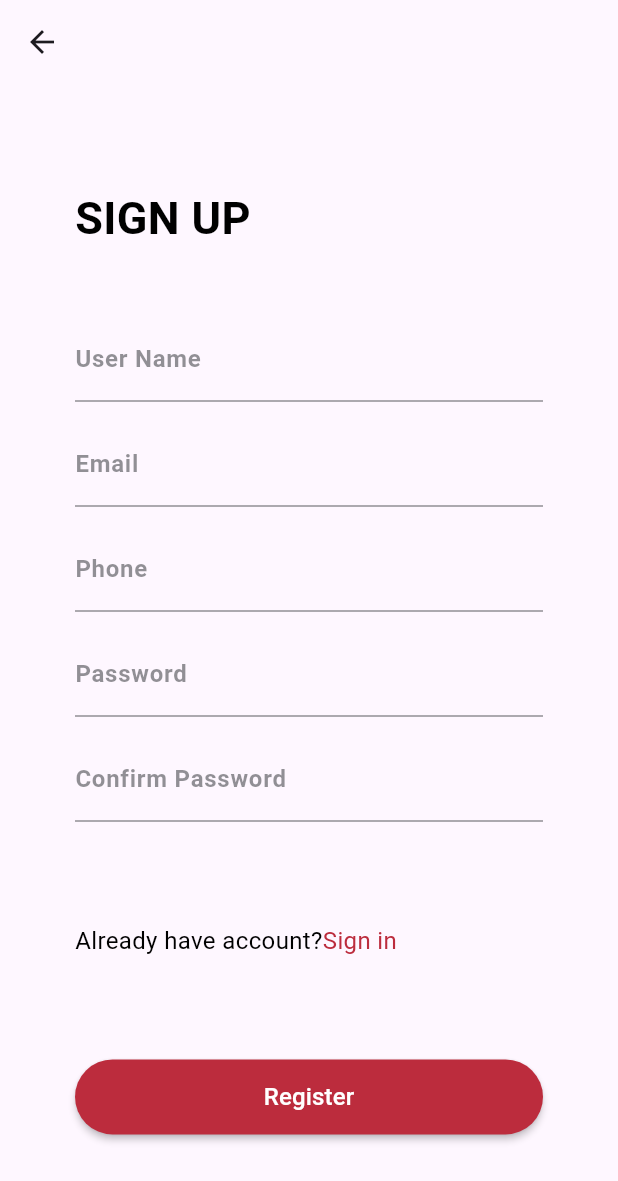
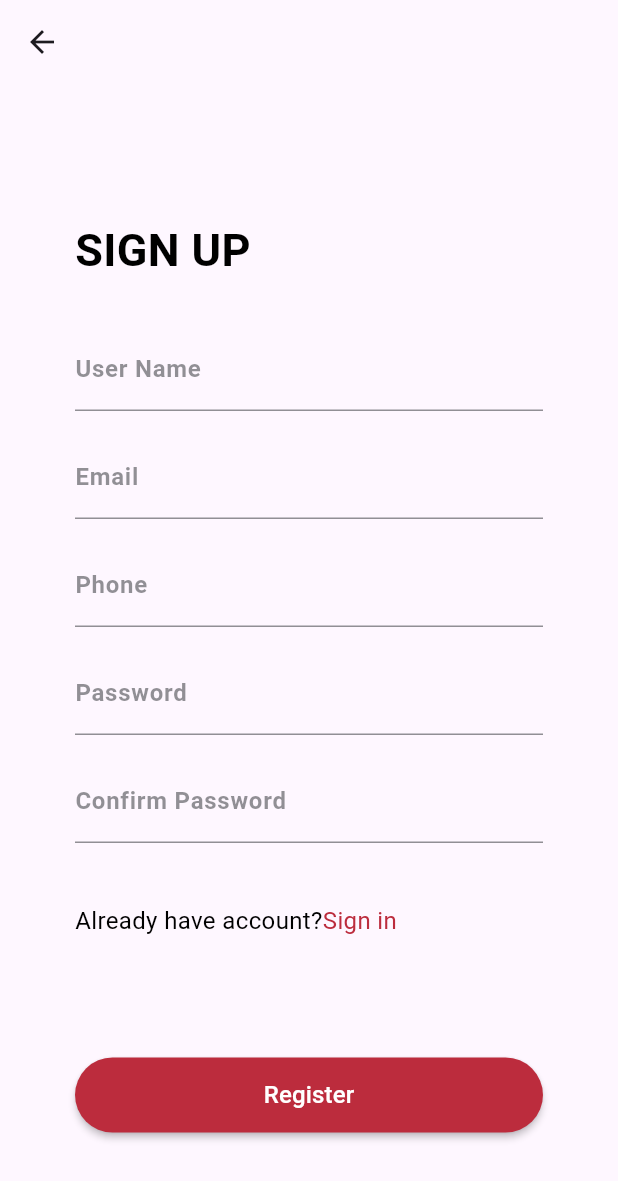
Before and after one commit to AhmedZidan5956/food_app2, a Flutter app: the RegisterView screen opened by its route, after a tap on "Sign in", after a tap on "Sign Up", on a phone screen of 412 x 824 dp. Shown: the top 1181 px of the screen. Run offline on Flutter 3.47's test engine with Material 2 defaults, Android fonts, the phone set to English and light mode, and no system bars; our stand-ins replace get.

Commit message:
replace spacer with single child scroll view

```diff
--- a/lib/core/features/auth/presentation/view/login_view.dart
+++ b/lib/core/features/auth/presentation/view/login_view.dart
@@ -37,6 +37,7 @@ class _LoginViewState extends State<LoginView> {
   @override
   Widget build(BuildContext context) {
     return Scaffold(
+      // resizeToAvoidBottomInset : false,
       appBar: AppBar(
         backgroundColor: ManagerColors.transparent,
         elevation: 0,
@@ -48,20 +49,17 @@ class _LoginViewState extends State<LoginView> {
         margin: const EdgeInsets.symmetric(
           horizontal: ManagerWidth.w50,
         ),
+        child:SingleChildScrollView(
         child: Column(
           mainAxisAlignment: MainAxisAlignment.start,
           children: [
-            const Spacer(
-              flex: 3,
-            ),
+            const SizedBox(height: ManagerHeight.h24, ),
             Image.asset(
               ManagerAssets.splash3,
               width: ManagerWidth.w120,
               height: ManagerHeight.h120,
             ),
-            const Spacer(
-              flex: 3,
-            ),
+            const SizedBox(height: ManagerHeight.h50, ),
             Align(
               alignment: AlignmentDirectional.centerStart,
               child: Text(
@@ -147,23 +145,21 @@ class _LoginViewState extends State<LoginView> {
                       ManagerStrings.rememberMe,
                       style: TextStyle(
                         color: ManagerColors.black,
-                        fontSize: ManagerFontSizes.s16,
+                        fontSize: ManagerFontSizes.s14,
                       ),
                     ),
                   ],
                 ),
-                const Text(
+                 Text(
                   ManagerStrings.forgotYourPassword,
-                  style: TextStyle(
+                  style: const TextStyle(
                     color: ManagerColors.primaryColor,
-                    fontSize: ManagerFontSizes.s16,
+                    fontSize: ManagerFontSizes.s14,
                   ),
                 ),
               ],
             ),
-            const Spacer(
-              flex: 3,
-            ),
+            const SizedBox(height: ManagerHeight.h50, ),
             Row(
               children: [
                 Text(
@@ -177,9 +173,9 @@ class _LoginViewState extends State<LoginView> {
                   onTap: (){
                     Navigator.pushReplacementNamed(context, Routes.registerView,);
                   },
-                  child: const Text(
+                  child:  Text(
                       ManagerStrings.signUp,
-                      style: TextStyle(
+                      style: const TextStyle(
                         color: ManagerColors.primaryColor,
                         fontSize: ManagerFontSizes.s16,
                       ),
@@ -188,9 +184,7 @@ class _LoginViewState extends State<LoginView> {
                 ),
               ],
             ),
-            const Spacer(
-              flex: 3,
-            ),
+            const SizedBox(height: ManagerHeight.h56, ),
             BaseButton(
               onPressed: () {
                 Navigator.pushNamed(context, Routes.homeView);
@@ -203,9 +197,7 @@ class _LoginViewState extends State<LoginView> {
               ),
               spacerFlex: 4,
             ),
-            const Spacer(
-              flex: 3,
-            ),
+            const SizedBox(height: ManagerHeight.h40, ),
             Text(
               ManagerStrings.or,
               style: TextStyle(
@@ -213,9 +205,7 @@ class _LoginViewState extends State<LoginView> {
                 color: ManagerColors.secondaryColor,
               ),
             ),
-            const Spacer(
-              flex: 2,
-            ),
+            const SizedBox(height: ManagerHeight.h40, ),
             Row(
               mainAxisAlignment: MainAxisAlignment.spaceBetween,
               children: [
@@ -236,13 +226,10 @@ class _LoginViewState extends State<LoginView> {
                 ),
               ],
             ),
-            const Spacer(
-              flex: 3,
-            ),
-
+              const SizedBox(height: ManagerHeight.h10,),
           ],
         ),
-      ),
+        ),),
     );
   }
 }
--- a/lib/core/features/auth/presentation/view/register_view.dart
+++ b/lib/core/features/auth/presentation/view/register_view.dart
@@ -52,18 +52,15 @@ class _RegisterViewState extends State<RegisterView> {
 
       ),
       body: Container(
-        width: double.infinity,
-        height: double.infinity,
         alignment: AlignmentDirectional.centerStart,
         margin: const EdgeInsets.symmetric(
           horizontal: ManagerWidth.w50,
         ),
-        child: Column(
+    child:SingleChildScrollView(
+    child: Column(
           mainAxisAlignment: MainAxisAlignment.start,
           children: [
-            const Spacer(
-              flex: 3,
-            ),
+            const SizedBox(height: ManagerHeight.h30, ),
             Align(
               alignment: AlignmentDirectional.centerStart,
               child: Text(
@@ -75,7 +72,7 @@ class _RegisterViewState extends State<RegisterView> {
                 ),
               ),
             ),
-            const Spacer(flex: 2,),
+            const SizedBox(height: ManagerHeight.h30, ),
             TextField(
               controller: _userNameTextEditingController,
               cursorColor: ManagerColors.primaryColor,
@@ -100,7 +97,7 @@ class _RegisterViewState extends State<RegisterView> {
               ),
             ),
             const SizedBox(
-              height: ManagerHeight.h14,
+              height: ManagerHeight.h16,
             ),
             TextField(
               controller: _emailTextEditingController,
@@ -126,7 +123,7 @@ class _RegisterViewState extends State<RegisterView> {
               ),
             ),
             const SizedBox(
-              height: ManagerHeight.h14,
+              height: ManagerHeight.h16,
             ),
             TextField(
               controller: _phoneTextEditingController,
@@ -152,7 +149,7 @@ class _RegisterViewState extends State<RegisterView> {
               ),
             ),
             const SizedBox(
-              height: ManagerHeight.h14,
+              height: ManagerHeight.h16,
             ),
             TextField(
               controller: _passwordTextEditingController,
@@ -178,7 +175,7 @@ class _RegisterViewState extends State<RegisterView> {
               ),
             ),
             const SizedBox(
-              height: ManagerHeight.h14,
+              height: ManagerHeight.h16,
             ),
             TextField(
               controller: _confirmPasswordTextEditingController,
@@ -204,10 +201,8 @@ class _RegisterViewState extends State<RegisterView> {
               ),
             ),
 
-            const Spacer(
-              flex: 3,
-            ),
-             Row(
+            const SizedBox(height: ManagerHeight.h40, ),
+            Row(
               children: [
                 Text(
                   ManagerStrings.alreadyHaveAccount,
@@ -220,9 +215,9 @@ class _RegisterViewState extends State<RegisterView> {
                   onTap: (){
                     Navigator.pushReplacementNamed(context, Routes.loginView,);
                   },
-                  child:const Text(
+                  child: Text(
                     ManagerStrings.signIn,
-                    style: TextStyle(
+                    style: const TextStyle(
                       color: ManagerColors.primaryColor,
                       fontSize: ManagerFontSizes.s16,
                     ),
@@ -231,9 +226,7 @@ class _RegisterViewState extends State<RegisterView> {
 
               ],
             ),
-            const Spacer(
-              flex: 3,
-            ),
+            const SizedBox(height: ManagerHeight.h80, ),
             BaseButton(
               onPressed: () {},
               title: ManagerStrings.register,
@@ -244,12 +237,10 @@ class _RegisterViewState extends State<RegisterView> {
               ),
               spacerFlex: 4,
             ),
-            const Spacer(
-              flex: 3,
-            ),
+            const SizedBox(height: ManagerHeight.h10, ),
           ],
         ),
-      ),
+    ),),
     );
   }
 }
```
